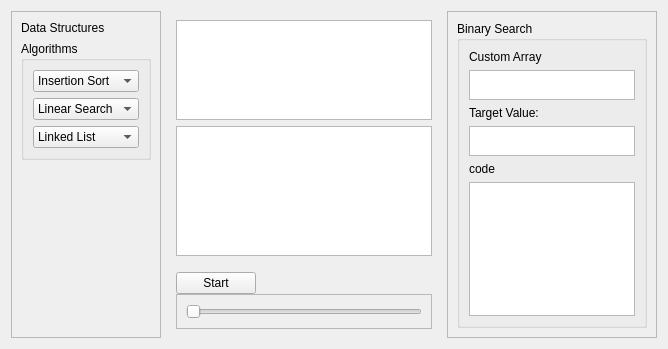
Before: the Qt Designer form form.ui in Binaya764/DSA-Visualizer, drawn with Qt 5.
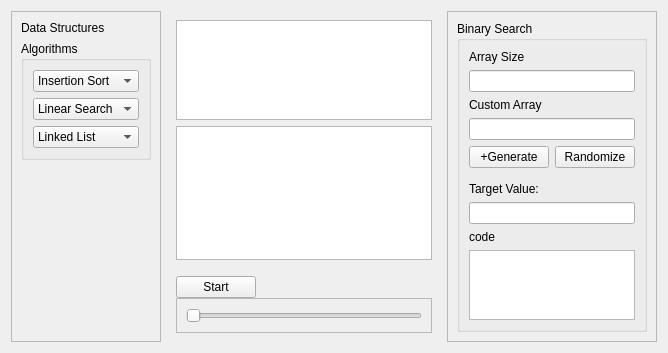
After: the same form once the commit is applied.

Commit message: Binary search Ui updated

```diff
--- a/form.ui
+++ b/form.ui
@@ -366,6 +366,16 @@
              <layout class="QVBoxLayout" name="verticalLayout_18">
               <item>
                <layout class="QVBoxLayout" name="verticalLayout_17">
+                <item>
+                 <widget class="QLabel" name="label_10">
+                  <property name="text">
+                   <string>Array Size</string>
+                  </property>
+                 </widget>
+                </item>
+                <item>
+                 <widget class="QLineEdit" name="lineEdit"/>
+                </item>
                 <item>
                  <widget class="QLabel" name="label_7">
                   <property name="text">
@@ -374,14 +384,28 @@
                  </widget>
                 </item>
                 <item>
-                 <widget class="QTextEdit" name="textEdit">
-                  <property name="maximumSize">
-                   <size>
-                    <width>16777215</width>
-                    <height>30</height>
-                   </size>
+                 <widget class="QLineEdit" name="lineEdit_2"/>
+                </item>
+                <item>
+                 <layout class="QHBoxLayout" name="horizontalLayout_4">
+                  <property name="bottomMargin">
+                   <number>8</number>
                   </property>
-                 </widget>
+                  <item>
+                   <widget class="QPushButton" name="pushButton">
+                    <property name="text">
+                     <string>+Generate</string>
+                    </property>
+                   </widget>
+                  </item>
+                  <item>
+                   <widget class="QPushButton" name="pushButton_2">
+                    <property name="text">
+                     <string>Randomize</string>
+                    </property>
+                   </widget>
+                  </item>
+                 </layout>
                 </item>
                 <item>
                  <widget class="QLabel" name="label_8">
@@ -391,14 +415,7 @@
                  </widget>
                 </item>
                 <item>
-                 <widget class="QPlainTextEdit" name="plainTextEdit">
-                  <property name="maximumSize">
-                   <size>
-                    <width>16777215</width>
-                    <height>30</height>
-                   </size>
-                  </property>
-                 </widget>
+                 <widget class="QLineEdit" name="lineEdit_3"/>
                 </item>
                 <item>
                  <widget class="QLabel" name="label_9">
```
The commit also changes 7 other files.
